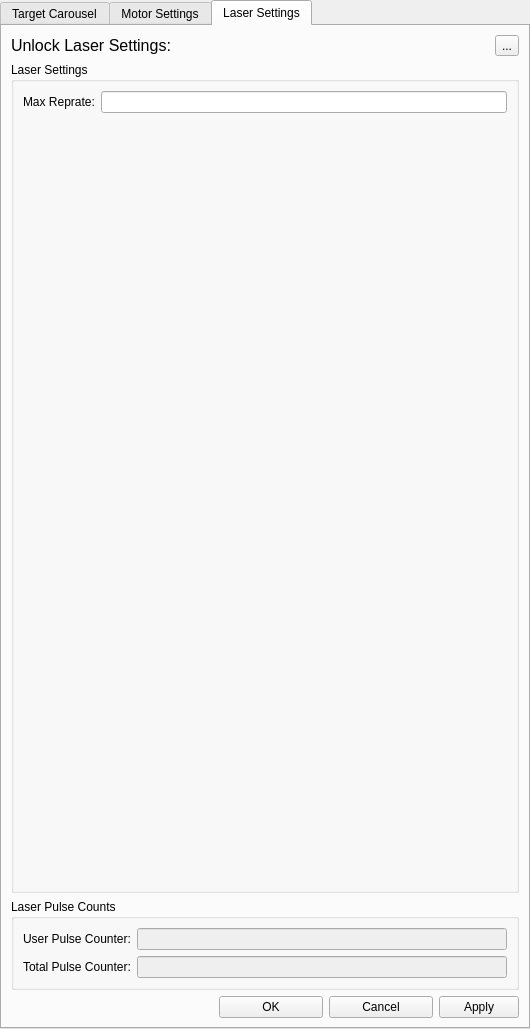
The window that src/ui/pld_settings.ui (ibrummel/PLD-Laser-Brain) describes before a commit, drawn with Qt 5.
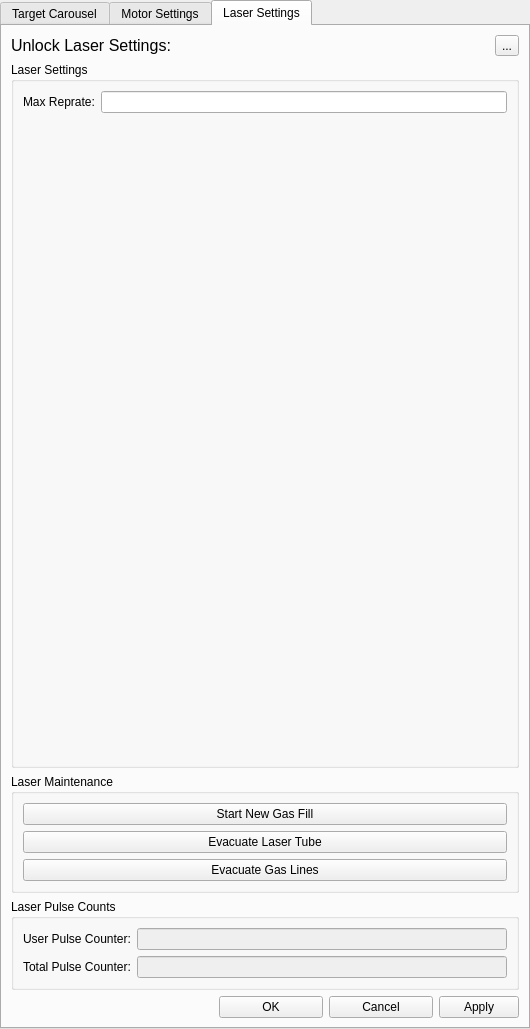
The same window after the commit. Icons and pictures are not drawn.

Commit message: Added new laser maintenance buttons to the settings dialog and implemented a terminal version of the new gas fill procedure.

```diff
--- a/src/ui/pld_settings.ui
+++ b/src/ui/pld_settings.ui
@@ -426,7 +426,7 @@
    <attribute name="title">
     <string>Laser Settings</string>
    </attribute>
-   <layout class="QVBoxLayout" name="verticalLayout_11" stretch="0,1,0,0">
+   <layout class="QVBoxLayout" name="verticalLayout_11" stretch="0,1,0,0,0">
     <item>
      <layout class="QHBoxLayout" name="horizontalLayout_2">
       <item>
@@ -496,6 +496,36 @@
       </layout>
      </widget>
     </item>
+    <item>
+     <widget class="QGroupBox" name="groupBox_2">
+      <property name="title">
+       <string>Laser Maintenance</string>
+      </property>
+      <layout class="QVBoxLayout" name="verticalLayout_12">
+       <item>
+        <widget class="QPushButton" name="btn_maint_new_fill">
+         <property name="text">
+          <string>Start New Gas Fill</string>
+         </property>
+        </widget>
+       </item>
+       <item>
+        <widget class="QPushButton" name="btn_maint_evac_laser_tube">
+         <property name="text">
+          <string>Evacuate Laser Tube</string>
+         </property>
+        </widget>
+       </item>
+       <item>
+        <widget class="QPushButton" name="btn_maint_evac_gas_lines">
+         <property name="text">
+          <string>Evacuate Gas Lines</string>
+         </property>
+        </widget>
+       </item>
+      </layout>
+     </widget>
+    </item>
     <item>
      <widget class="QGroupBox" name="groupBox">
       <property name="title">
```
The commit also changes 1 other file.
